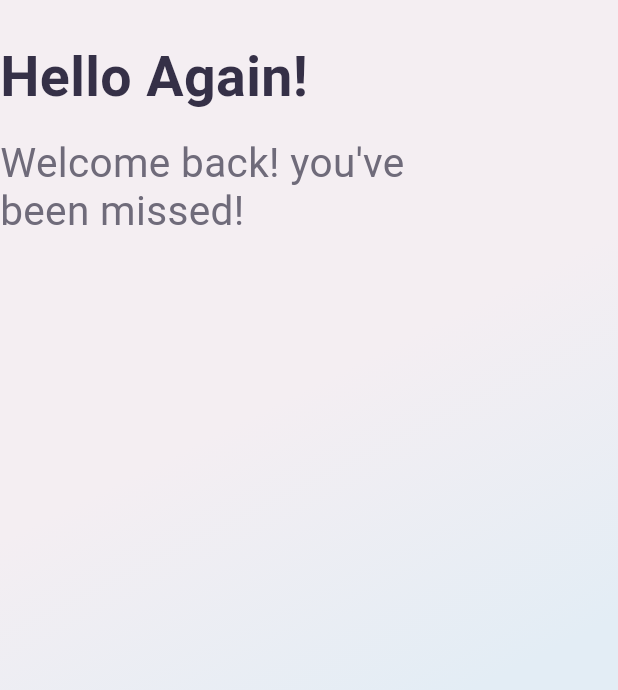
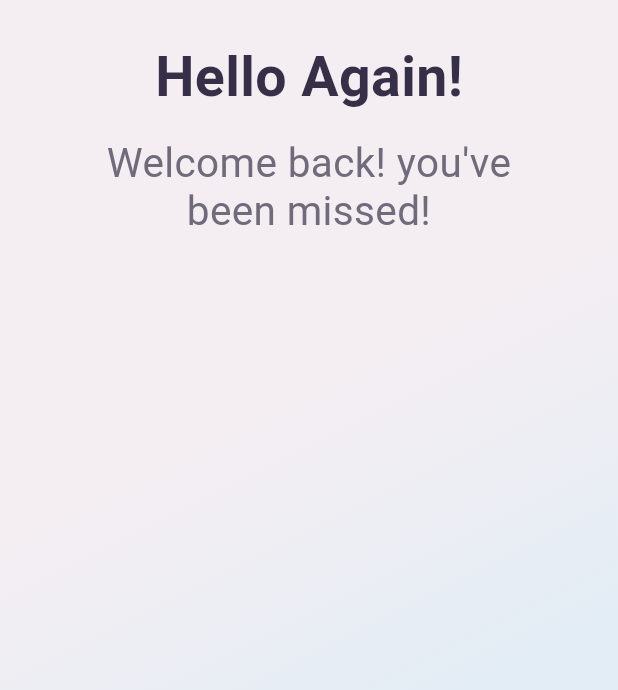
Before and after one commit to Odhi-ambo/flutter_log_in_page, a Flutter app: the screen it shows after launch, after a tap on "Sign In", on a phone screen of 412 x 824 dp. Shown: the top 690 px of the screen. Run offline on Flutter 3.47's test engine with Material 3 defaults, Android fonts, the phone set to English and light mode, and no system bars.

Commit message:
initial commit

```diff
--- a/lib/pages/sign_in.dart
+++ b/lib/pages/sign_in.dart
@@ -10,13 +10,20 @@ class SignIn extends StatelessWidget {
     return Scaffold(
       body: Container(
         decoration: BoxDecoration(
-            gradient: LinearGradient(begin: Alignment.topCenter, colors: [
+          gradient: LinearGradient(
+            begin: Alignment.topCenter,
+            colors: [
               backgroundColor2,
               backgroundColor2,
               backgroundColor4,
-        ])),
+            ],
+          ),
+        ),
         child: SafeArea(
-          child: ListView(
+          child: Center(
+            child: Column(
+              mainAxisAlignment: MainAxisAlignment.start,
+              crossAxisAlignment: CrossAxisAlignment.center,
               children: [
                 SizedBox(
                   height: size.height * 0.03,
@@ -26,16 +33,23 @@ class SignIn extends StatelessWidget {
                   style: TextStyle(
                     fontWeight: FontWeight.bold,
                     fontSize: 37,
-                    color: textColor1),
+                    color: textColor1,
+                  ),
                 ),
                 const SizedBox(
                   height: 15,
                 ),
                 Text(
                   "Welcome back! you've \nbeen missed!",
-                style: TextStyle(fontSize: 27, height: 1.2, color: textColor2),
+                  style: TextStyle(
+                    fontSize: 27,
+                    height: 1.2,
+                    color: textColor2,
+                  ),
+                  textAlign: TextAlign.center,
                 ),
               ],
+            ),
           ),
         ),
       ),
```
Lines whose indentation alone changed are shown as unchanged.
